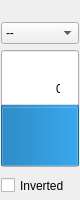
Above: src/ui/JoystickAxis.ui from mavlink/qgroundcontrol before the change. Below: the same form after it.
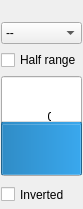
That is the form after the change.

Commit message: Restored range limiting to the throttle channel. Now if the UAS can't reverse, the throttle can be set to only use the positive range of the axis (useful with auto-centering control sticks) or to use the full range (for sticks that hold position).

Diff of the .ui file:
```diff
--- a/src/ui/JoystickAxis.ui
+++ b/src/ui/JoystickAxis.ui
@@ -86,6 +86,13 @@
      </item>
     </widget>
    </item>
+   <item>
+    <widget class="QCheckBox" name="rangeCheckBox">
+     <property name="text">
+      <string>Half range</string>
+     </property>
+    </widget>
+   </item>
    <item>
     <widget class="QProgressBar" name="progressBar">
      <property name="enabled">
```
Left out of the diff: 9 changed lines with no effect on the pictures. The commit also changes 5 other files.
